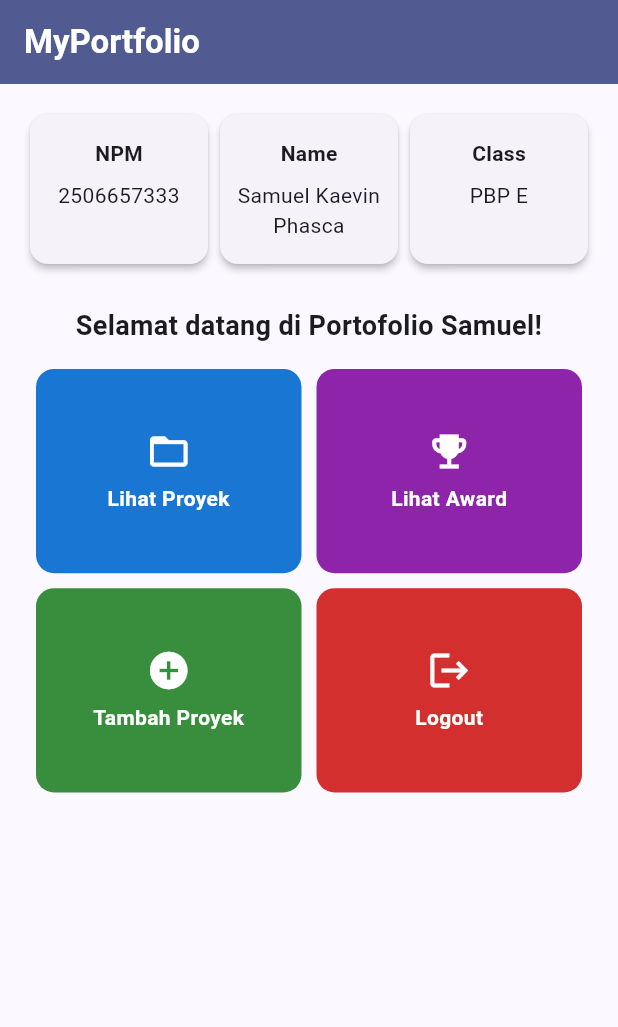
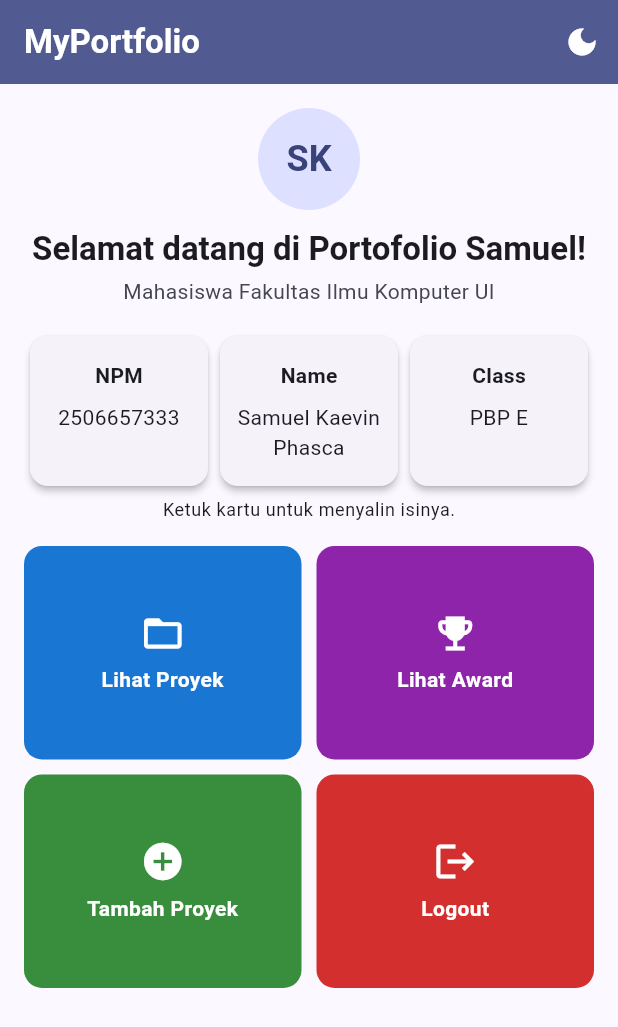
Before and after one commit to ayamedayoo/myportofolio_mobile, a Flutter app: the screen it shows after launch, on a phone screen of 412 x 824 dp. Shown: the top 1027 px of the screen. Run offline on Flutter 3.47's test engine with Material 3 defaults, Android fonts, the phone set to English and light mode, and no system bars.

Commit message:
feat: mode gelap, grid responsif, salin data identitas, header profil, dan aksesibilitas tombol
- Tombol di AppBar mengganti tema terang/gelap lewat ValueNotifier (lib/theme)
- Grid dua kolom di ponsel, empat kolom di layar lebar (LayoutBuilder)
- InfoCard bisa diketuk untuk menyalin isinya ke clipboard
- ProfileHeader dengan avatar inisial
- Tooltip, Semantics, dan getaran singkat pada tombol aksi
- showAppSnackBar dipakai bersama ItemCard dan InfoCard

```diff
--- a/lib/main.dart
+++ b/lib/main.dart
@@ -1,25 +1,31 @@
 import 'package:flutter/material.dart';
 import 'package:myportofolio_mobile/menu.dart';
+import 'package:myportofolio_mobile/theme/app_theme.dart';
 
 void main() {
   runApp(const MyApp());
 }
 
+/// Root aplikasi: hanya berisi pengaturan tema dan halaman awal.
+/// Tampilan halaman utama ada di `menu.dart`.
 class MyApp extends StatelessWidget {
   const MyApp({super.key});
 
   @override
   Widget build(BuildContext context) {
-    return MaterialApp(
-      title: 'MyPortfolio',
-      theme: ThemeData(
-        colorScheme: ColorScheme.fromSeed(
-          seedColor: Colors.indigo,
-          secondary: Colors.amber[700],
-        ),
-        useMaterial3: true,
-      ),
-      home: MyHomePage(),
+    // Hanya MaterialApp yang dibangun ulang saat mode tema berganti.
+    return ValueListenableBuilder<ThemeMode>(
+      valueListenable: themeModeNotifier,
+      builder: (context, themeMode, _) {
+        return MaterialApp(
+          title: 'MyPortfolio',
+          debugShowCheckedModeBanner: false,
+          theme: buildTheme(Brightness.light),
+          darkTheme: buildTheme(Brightness.dark),
+          themeMode: themeMode,
+          home: MyHomePage(),
+        );
+      },
     );
   }
 }
--- a/lib/menu.dart
+++ b/lib/menu.dart
@@ -1,7 +1,13 @@
 import 'package:flutter/material.dart';
 import 'package:myportofolio_mobile/models/item_homepage.dart';
+import 'package:myportofolio_mobile/theme/app_theme.dart';
 import 'package:myportofolio_mobile/widgets/info_card.dart';
 import 'package:myportofolio_mobile/widgets/item_card.dart';
+import 'package:myportofolio_mobile/widgets/profile_header.dart';
+
+/// Lebar layar (logical pixel) mulai dari mana grid memakai empat kolom,
+/// misalnya di tablet atau browser.
+const double wideLayoutBreakpoint = 600;
 
 /// Halaman utama aplikasi portofolio.
 ///
@@ -25,13 +31,25 @@ class MyHomePage extends StatelessWidget {
 
   @override
   Widget build(BuildContext context) {
+    final colorScheme = Theme.of(context).colorScheme;
+    final isDark = Theme.of(context).brightness == Brightness.dark;
+
     return Scaffold(
       appBar: AppBar(
         title: const Text(
           'MyPortfolio',
-          style: TextStyle(color: Colors.white, fontWeight: FontWeight.bold),
+          style: TextStyle(fontWeight: FontWeight.bold),
         ),
-        backgroundColor: Theme.of(context).colorScheme.primary,
+        backgroundColor: colorScheme.primary,
+        // onPrimary menjaga judul tetap terbaca di tema terang maupun gelap.
+        foregroundColor: colorScheme.onPrimary,
+        actions: [
+          IconButton(
+            tooltip: isDark ? 'Mode terang' : 'Mode gelap',
+            icon: Icon(isDark ? Icons.light_mode : Icons.dark_mode),
+            onPressed: toggleThemeMode,
+          ),
+        ],
       ),
       // SingleChildScrollView mencegah overflow saat isi halaman lebih
       // tinggi dari layar, misalnya di ponsel kecil atau mode lanskap.
@@ -40,6 +58,11 @@ class MyHomePage extends StatelessWidget {
         child: Column(
           crossAxisAlignment: CrossAxisAlignment.center,
           children: [
+            const ProfileHeader(
+              name: "Samuel Kaevin Phasca",
+              subtitle: "Mahasiswa Fakultas Ilmu Komputer UI",
+            ),
+            const SizedBox(height: 16),
             // IntrinsicHeight + stretch menyamakan tinggi ketiga kartu,
             // walaupun nama butuh lebih dari satu baris.
             IntrinsicHeight(
@@ -58,25 +81,28 @@ class MyHomePage extends StatelessWidget {
                 ],
               ),
             ),
-            const Padding(
-              padding: EdgeInsets.only(top: 24.0, bottom: 8.0),
-              child: Text(
-                'Selamat datang di Portofolio Samuel!',
-                textAlign: TextAlign.center,
-                style: TextStyle(fontWeight: FontWeight.bold, fontSize: 18.0),
+            const SizedBox(height: 4),
+            Text(
+              'Ketuk kartu untuk menyalin isinya.',
+              style: Theme.of(context).textTheme.bodySmall,
             ),
-            ),
-            GridView.count(
-              padding: const EdgeInsets.all(8),
+            const SizedBox(height: 16),
+            // Jumlah kolom mengikuti lebar layar: dua di ponsel, empat di layar lebar.
+            LayoutBuilder(
+              builder: (context, constraints) {
+                final isWide = constraints.maxWidth >= wideLayoutBreakpoint;
+                return GridView.count(
                   crossAxisSpacing: 10,
                   mainAxisSpacing: 10,
-              crossAxisCount: 2,
-              childAspectRatio: 1.3,
+                  crossAxisCount: isWide ? 4 : 2,
+                  childAspectRatio: isWide ? 1.1 : 1.3,
                   // Grid ada di dalam SingleChildScrollView: tingginya mengikuti
                   // isi dan scroll-nya diserahkan ke induk.
                   shrinkWrap: true,
                   physics: const NeverScrollableScrollPhysics(),
                   children: items.map((item) => ItemCard(item)).toList(),
+                );
+              },
             ),
           ],
         ),
--- /dev/null
+++ b/lib/theme/app_theme.dart
@@ -0,0 +1,28 @@
+import 'package:flutter/material.dart';
+
+/// Mode tema yang sedang aktif (terang atau gelap).
+///
+/// Disimpan di [ValueNotifier] supaya halaman tetap `StatelessWidget`.
+/// Hanya widget yang mendengarkan notifier ini yang dibangun ulang.
+final ValueNotifier<ThemeMode> themeModeNotifier = ValueNotifier(
+  ThemeMode.light,
+);
+
+/// Mengganti tema terang ke gelap atau sebaliknya.
+void toggleThemeMode() {
+  themeModeNotifier.value = themeModeNotifier.value == ThemeMode.dark
+      ? ThemeMode.light
+      : ThemeMode.dark;
+}
+
+/// Tema terang dan gelap dibuat dari warna dasar yang sama dengan Tutorial 8.
+ThemeData buildTheme(Brightness brightness) {
+  return ThemeData(
+    colorScheme: ColorScheme.fromSeed(
+      seedColor: Colors.indigo,
+      secondary: Colors.amber[700],
+      brightness: brightness,
+    ),
+    useMaterial3: true,
+  );
+}
--- /dev/null
+++ b/lib/widgets/app_snackbar.dart
@@ -0,0 +1,13 @@
+import 'package:flutter/material.dart';
+
+/// Menampilkan SnackBar melayang dan menutup SnackBar lama lebih dulu,
+/// supaya pesan langsung berganti saat beberapa tombol ditekan berturut-turut.
+///
+/// Dipakai bersama oleh `ItemCard` dan `InfoCard` agar tampilan pesannya seragam.
+void showAppSnackBar(BuildContext context, String message) {
+  ScaffoldMessenger.of(context)
+    ..hideCurrentSnackBar()
+    ..showSnackBar(
+      SnackBar(content: Text(message), behavior: SnackBarBehavior.floating),
+    );
+}
--- a/lib/widgets/info_card.dart
+++ b/lib/widgets/info_card.dart
@@ -1,6 +1,10 @@
 import 'package:flutter/material.dart';
+import 'package:flutter/services.dart';
+import 'package:myportofolio_mobile/widgets/app_snackbar.dart';
 
 /// Kartu kecil untuk satu data identitas, misalnya NPM.
+///
+/// Kartu bisa diketuk untuk menyalin isinya ke clipboard.
 class InfoCard extends StatelessWidget {
   const InfoCard({super.key, required this.title, required this.content});
 
@@ -10,10 +14,20 @@ class InfoCard extends StatelessWidget {
   /// Isi data, misalnya "2506657333".
   final String content;
 
+  Future<void> _copyContent(BuildContext context) async {
+    await Clipboard.setData(ClipboardData(text: content));
+    // Setelah await, widget bisa saja sudah hilang dari layar.
+    if (!context.mounted) return;
+    showAppSnackBar(context, '$title disalin: $content');
+  }
+
   @override
   Widget build(BuildContext context) {
     return Card(
       elevation: 2.0,
+      clipBehavior: Clip.antiAlias,
+      child: InkWell(
+        onTap: () => _copyContent(context),
         child: Padding(
           padding: const EdgeInsets.symmetric(vertical: 16.0, horizontal: 8.0),
           child: Column(
@@ -24,6 +38,7 @@ class InfoCard extends StatelessWidget {
             ],
           ),
         ),
+      ),
     );
   }
 }
--- a/lib/widgets/item_card.dart
+++ b/lib/widgets/item_card.dart
@@ -1,5 +1,7 @@
 import 'package:flutter/material.dart';
+import 'package:flutter/services.dart';
 import 'package:myportofolio_mobile/models/item_homepage.dart';
+import 'package:myportofolio_mobile/widgets/app_snackbar.dart';
 
 /// Tombol aksi berbentuk kartu. Warna latarnya diambil dari [ItemHomepage.color].
 class ItemCard extends StatelessWidget {
@@ -9,18 +11,23 @@ class ItemCard extends StatelessWidget {
 
   @override
   Widget build(BuildContext context) {
-    return Material(
+    // Semantics memberi tahu pembaca layar bahwa kartu ini sebuah tombol.
+    return Semantics(
+      button: true,
+      label: item.name,
+      excludeSemantics: true,
+      child: Tooltip(
+        message: item.name,
+        child: Material(
           color: item.color,
           borderRadius: BorderRadius.circular(12),
           // Efek riak InkWell ikut melengkung mengikuti sudut kartu.
           clipBehavior: Clip.antiAlias,
           child: InkWell(
             onTap: () {
-          // SnackBar lama ditutup dulu supaya pesan langsung berganti
-          // saat beberapa tombol ditekan berturut-turut.
-          ScaffoldMessenger.of(context)
-            ..hideCurrentSnackBar()
-            ..showSnackBar(SnackBar(content: Text(item.pressedMessage)));
+              // Getaran singkat di ponsel sebagai tanda tombol sudah ditekan.
+              HapticFeedback.lightImpact();
+              showAppSnackBar(context, item.pressedMessage);
             },
             child: Padding(
               padding: const EdgeInsets.all(8),
@@ -41,6 +48,8 @@ class ItemCard extends StatelessWidget {
               ),
             ),
           ),
+        ),
+      ),
     );
   }
 }
--- /dev/null
+++ b/lib/widgets/profile_header.dart
@@ -0,0 +1,53 @@
+import 'package:flutter/material.dart';
+
+/// Sapaan di bagian atas halaman: avatar berisi inisial dan nama pemilik.
+class ProfileHeader extends StatelessWidget {
+  const ProfileHeader({super.key, required this.name, required this.subtitle});
+
+  final String name;
+  final String subtitle;
+
+  /// Huruf pertama dari dua kata pertama nama, misalnya "SK".
+  String get initials => name
+      .split(' ')
+      .where((word) => word.isNotEmpty)
+      .take(2)
+      .map((word) => word[0].toUpperCase())
+      .join();
+
+  @override
+  Widget build(BuildContext context) {
+    final colorScheme = Theme.of(context).colorScheme;
+    final textTheme = Theme.of(context).textTheme;
+
+    return Column(
+      children: [
+        CircleAvatar(
+          radius: 34,
+          backgroundColor: colorScheme.primaryContainer,
+          child: Text(
+            initials,
+            style: textTheme.headlineSmall?.copyWith(
+              color: colorScheme.onPrimaryContainer,
+              fontWeight: FontWeight.bold,
+            ),
+          ),
+        ),
+        const SizedBox(height: 12),
+        Text(
+          'Selamat datang di Portofolio Samuel!',
+          textAlign: TextAlign.center,
+          style: textTheme.titleLarge?.copyWith(fontWeight: FontWeight.bold),
+        ),
+        const SizedBox(height: 4),
+        Text(
+          subtitle,
+          textAlign: TextAlign.center,
+          style: textTheme.bodyMedium?.copyWith(
+            color: colorScheme.onSurfaceVariant,
+          ),
+        ),
+      ],
+    );
+  }
+}
```
Lines whose indentation alone changed are shown as unchanged.
